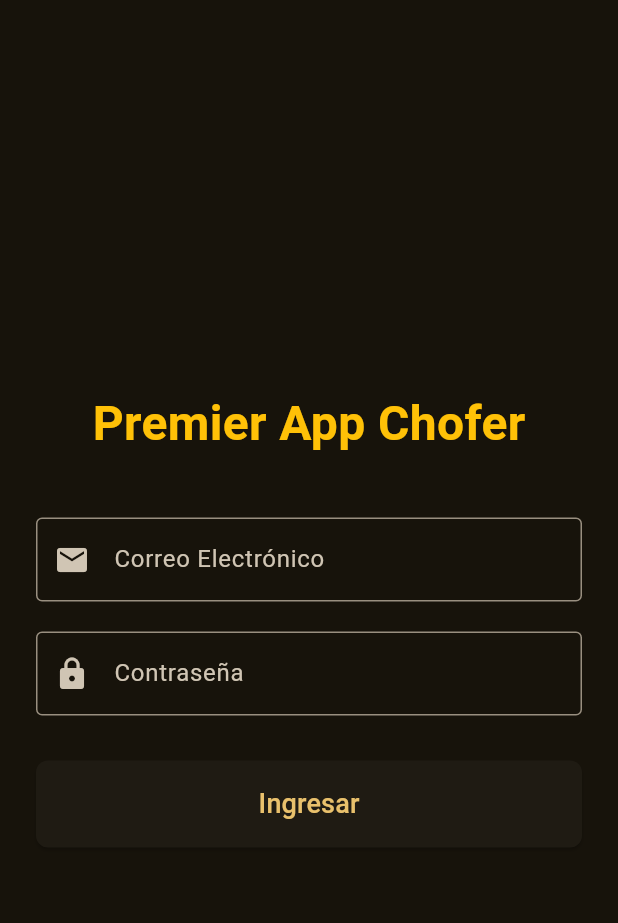
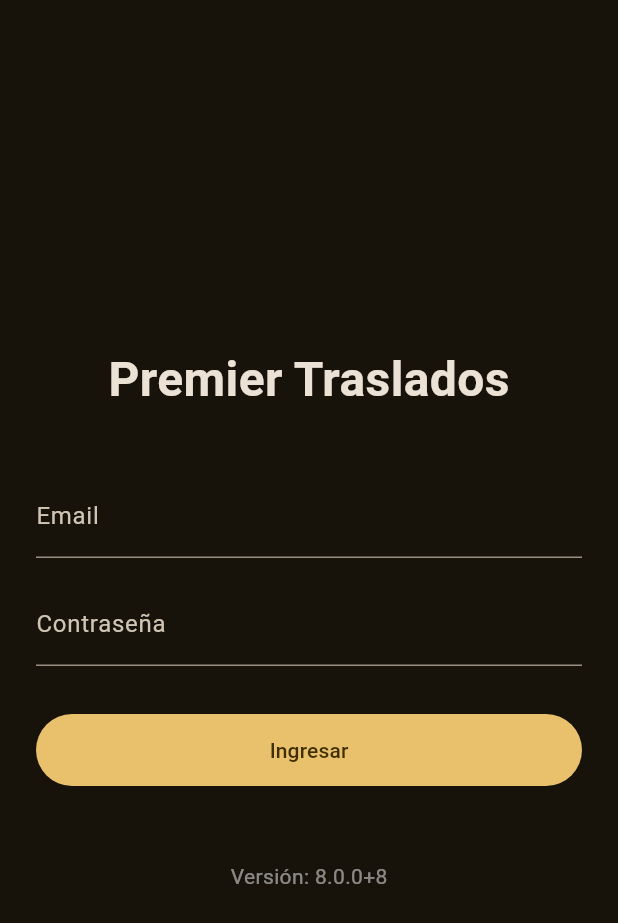
Before and after one commit to lowcostremis/premiertraslados_appchofer_nuevo, a Flutter app: the screen it shows after launch, on a phone screen of 412 x 824 dp. Shown: the top 923 px of the screen. Run offline on Flutter 3.47's test engine with Material 3 defaults, Android fonts, the light colour scheme and no system bars; our stand-ins replace cloud_firestore, cloud_functions, firebase_auth, firebase_core, firebase_crashlytics, firebase_messaging and 6 more; accounts and stored records are empty.

Commit message:
version 8.0.0+8

```diff
--- a/lib/login_screen.dart
+++ b/lib/login_screen.dart
@@ -1,5 +1,6 @@
 import 'package:flutter/material.dart';
 import 'package:firebase_auth/firebase_auth.dart';
+import 'package:package_info_plus/package_info_plus.dart'; // Importamos el paquete para leer la versión
 
 class LoginScreen extends StatefulWidget {
   const LoginScreen({super.key});
@@ -11,48 +12,61 @@ class LoginScreen extends StatefulWidget {
 class _LoginScreenState extends State<LoginScreen> {
   final _emailController = TextEditingController();
   final _passwordController = TextEditingController();
+  final _auth = FirebaseAuth.instance;
   bool _isLoading = false;
+  String _versionInfo = 'Cargando versión...'; // Variable para mostrar la versión
 
-  Future<void> _login() async {
-    if (_isLoading) return;
-    setState(() {
-      _isLoading = true;
-    });
+  @override
+  void initState() {
+    super.initState();
+    _getVersionInfo(); // Llamamos a la función al iniciar la pantalla
+  }
 
+  // Nueva función para obtener la versión de la app
+  Future<void> _getVersionInfo() async {
     try {
-      await FirebaseAuth.instance.signInWithEmailAndPassword(
-        email: _emailController.text.trim(),
-        password: _passwordController.text.trim(),
-      );
-    } on FirebaseAuthException catch (e) {
-      String message = 'Ocurrió un error inesperado.';
-      if (e.code == 'user-not-found' ||
-          e.code == 'wrong-password' ||
-          e.code == 'invalid-credential') {
-        message = 'El correo o la contraseña son incorrectos.';
-      } else if (e.code == 'invalid-email') {
-        message = 'El formato del correo electrónico no es válido.';
-      }
-
-      if (mounted) {
-        ScaffoldMessenger.of(context).showSnackBar(
-          SnackBar(content: Text(message), backgroundColor: Colors.red),
-        );
-      }
-    } finally {
+      final packageInfo = await PackageInfo.fromPlatform();
       if (mounted) {
         setState(() {
-          _isLoading = false;
+          _versionInfo =
+          'Versión: ${packageInfo.version}+${packageInfo.buildNumber}';
+        });
+      }
+    } catch (e) {
+      if (mounted) {
+        setState(() {
+          _versionInfo = 'Error al leer la versión';
         });
       }
     }
   }
 
-  @override
-  void dispose() {
-    _emailController.dispose();
-    _passwordController.dispose();
-    super.dispose();
+  Future<void> _login() async {
+    if (_isLoading) return;
+    setState(() => _isLoading = true);
+    try {
+      // Ocultar el teclado al intentar iniciar sesión
+      FocusScope.of(context).unfocus();
+
+      await _auth.signInWithEmailAndPassword(
+        email: _emailController.text.trim(),
+        password: _passwordController.text.trim(),
+      );
+      // La navegación a MainScreen es manejada por AuthWrapper, no necesitamos hacer nada aquí.
+    } on FirebaseAuthException catch (e) {
+      if (mounted) {
+        ScaffoldMessenger.of(context).showSnackBar(
+          SnackBar(
+            content: Text(e.message ?? 'Error de autenticación'),
+            backgroundColor: Colors.redAccent,
+          ),
+        );
+      }
+    } finally {
+      if (mounted) {
+        setState(() => _isLoading = false);
+      }
+    }
   }
 
   @override
@@ -64,51 +78,35 @@ class _LoginScreenState extends State<LoginScreen> {
           child: Column(
             mainAxisAlignment: MainAxisAlignment.center,
             children: [
-              const Text(
-                'Premier App Chofer',
-                style: TextStyle(
-                  fontSize: 32,
-                  fontWeight: FontWeight.bold,
-                  color: Colors.amber,
-                ),
-              ),
+              // Aquí podrías poner un logo si quisieras
+              const Text('Premier Traslados',
+                  style: TextStyle(fontSize: 32, fontWeight: FontWeight.bold)),
               const SizedBox(height: 40),
               TextField(
                 controller: _emailController,
+                decoration: const InputDecoration(labelText: 'Email'),
                 keyboardType: TextInputType.emailAddress,
-                decoration: const InputDecoration(
-                  labelText: 'Correo Electrónico',
-                  border: OutlineInputBorder(),
-                  prefixIcon: Icon(Icons.email),
-                ),
               ),
-              const SizedBox(height: 20),
+              const SizedBox(height: 16),
               TextField(
                 controller: _passwordController,
+                decoration: const InputDecoration(labelText: 'Contraseña'),
                 obscureText: true,
-                decoration: const InputDecoration(
-                  labelText: 'Contraseña',
-                  border: OutlineInputBorder(),
-                  prefixIcon: Icon(Icons.lock),
-                ),
               ),
-              const SizedBox(height: 30),
+              const SizedBox(height: 32),
               _isLoading
                   ? const CircularProgressIndicator()
-                  : SizedBox(
-                      width: double.infinity,
-                      child: ElevatedButton(
-                        onPressed: _login,
-                        style: ElevatedButton.styleFrom(
-                          padding: const EdgeInsets.symmetric(vertical: 16),
-                          shape: RoundedRectangleBorder(
-                            borderRadius: BorderRadius.circular(8),
-                          ),
-                        ),
-                        child: const Text('Ingresar',
-                            style: TextStyle(fontSize: 18)),
-                      ),
-                    ),
+                  : FilledButton(
+                onPressed: _login,
+                style: FilledButton.styleFrom(
+                  minimumSize: const Size(double.infinity, 48),
+                ),
+                child: const Text('Ingresar'),
+              ),
+              const SizedBox(height: 50),
+              // Aquí mostramos la versión de la app
+              Text(_versionInfo,
+                  style: TextStyle(color: Colors.white.withOpacity(0.5))),
             ],
           ),
         ),
```
Also changed, not shown: lib/main.dart (+54 -18 lines), lib/trip_detail_screen.dart (+23 -24 lines), lib/update_checker.dart (added, +115 -0 lines), pubspec.yaml (+8 -2 lines), pubspec.lock, 4 other files.
